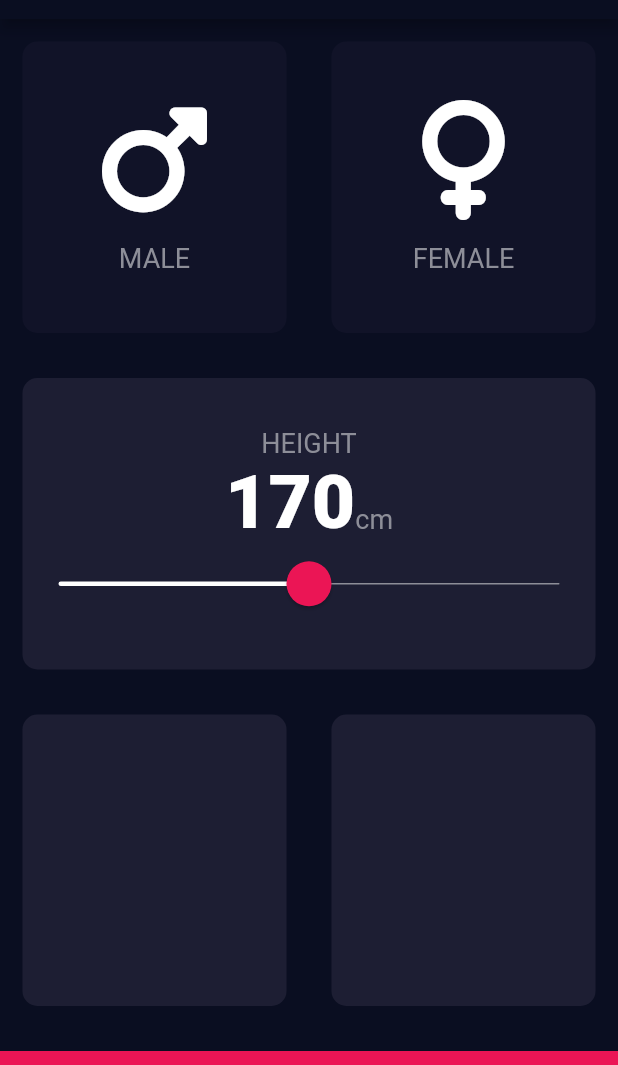
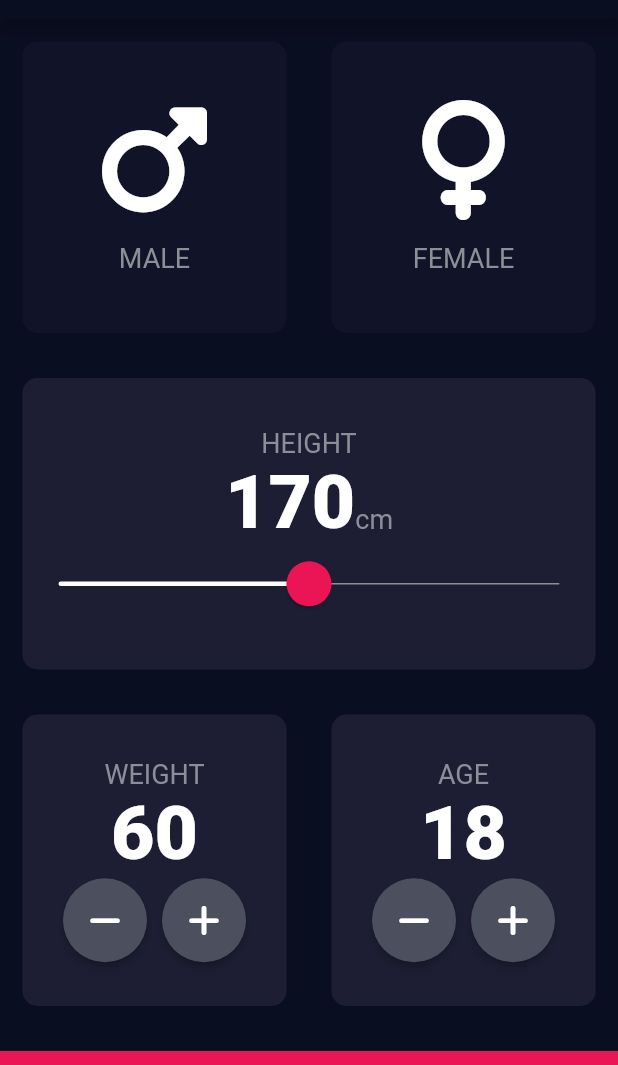
Before and after one commit to wr9dg17/BMI_calculator_flutter, a Flutter app: the screen it shows after launch, on a phone screen of 412 x 824 dp, the part 65-1130 px from its top. Run offline on Flutter 3.47's test engine with Material 2 defaults, Android fonts, the phone set to English and light mode, and no system bars; our stand-ins replace font_awesome_flutter.

Commit message:
Created custom button from raw material

```diff
--- a/lib/input_page.dart
+++ b/lib/input_page.dart
@@ -4,6 +4,7 @@ import 'package:font_awesome_flutter/font_awesome_flutter.dart';
 import 'consts.dart';
 import 'box.dart';
 import 'gender_box.dart';
+import 'round_circle_button.dart';
 
 enum EGenre {
   male,
@@ -20,6 +21,8 @@ class InputPage extends StatefulWidget {
 class _InputPageState extends State<InputPage> {
   EGenre? selectedGenre;
   int height = 170;
+  int weight = 60;
+  int age = 18;
 
   @override
   Widget build(BuildContext context) {
@@ -103,13 +106,73 @@ class _InputPageState extends State<InputPage> {
                 Expanded(
                   child: Box(
                     colour: kActiveCardColour,
-                    child: Container(),
+                    child: Column(
+                      mainAxisAlignment: MainAxisAlignment.center,
+                      children: [
+                        const Text(
+                          'WEIGHT',
+                          style: kLabelTextStyle,
+                        ),
+                        Text(
+                          weight.toString(),
+                          style: kNumberTextStyle,
+                        ),
+                        Row(
+                          mainAxisAlignment: MainAxisAlignment.center,
+                          children: [
+                            RoundCircleButton(
+                              icon: FontAwesomeIcons.minus,
+                              onPressed: () => setState(() {
+                                weight--;
+                              }),
+                            ),
+                            const SizedBox(width: 10.0),
+                            RoundCircleButton(
+                              icon: FontAwesomeIcons.plus,
+                              onPressed: () => setState(() {
+                                weight++;
+                              }),
+                            ),
+                          ],
+                        )
+                      ],
+                    ),
                   ),
                 ),
                 Expanded(
                   child: Box(
                     colour: kActiveCardColour,
-                    child: Container(),
+                    child: Column(
+                      mainAxisAlignment: MainAxisAlignment.center,
+                      children: [
+                        const Text(
+                          'AGE',
+                          style: kLabelTextStyle,
+                        ),
+                        Text(
+                          age.toString(),
+                          style: kNumberTextStyle,
+                        ),
+                        Row(
+                          mainAxisAlignment: MainAxisAlignment.center,
+                          children: [
+                            RoundCircleButton(
+                              icon: FontAwesomeIcons.minus,
+                              onPressed: () => setState(() {
+                                age--;
+                              }),
+                            ),
+                            const SizedBox(width: 10.0),
+                            RoundCircleButton(
+                              icon: FontAwesomeIcons.plus,
+                              onPressed: () => setState(() {
+                                age++;
+                              }),
+                            ),
+                          ],
+                        )
+                      ],
+                    ),
                   ),
                 ),
               ],
--- /dev/null
+++ b/lib/round_circle_button.dart
@@ -0,0 +1,26 @@
+import 'package:flutter/material.dart';
+
+class RoundCircleButton extends StatelessWidget {
+  final IconData icon;
+  final Function onPressed;
+
+  const RoundCircleButton({
+    Key? key,
+    required this.icon,
+    required this.onPressed,
+  }) : super(key: key);
+
+  @override
+  Widget build(BuildContext context) {
+    return RawMaterialButton(
+      onPressed: () => onPressed(),
+      fillColor: const Color(0xFF4C4F5E),
+      shape: const CircleBorder(),
+      constraints: const BoxConstraints.tightFor(
+        width: 56.0,
+        height: 56.0,
+      ),
+      child: Icon(icon),
+    );
+  }
+}
```
